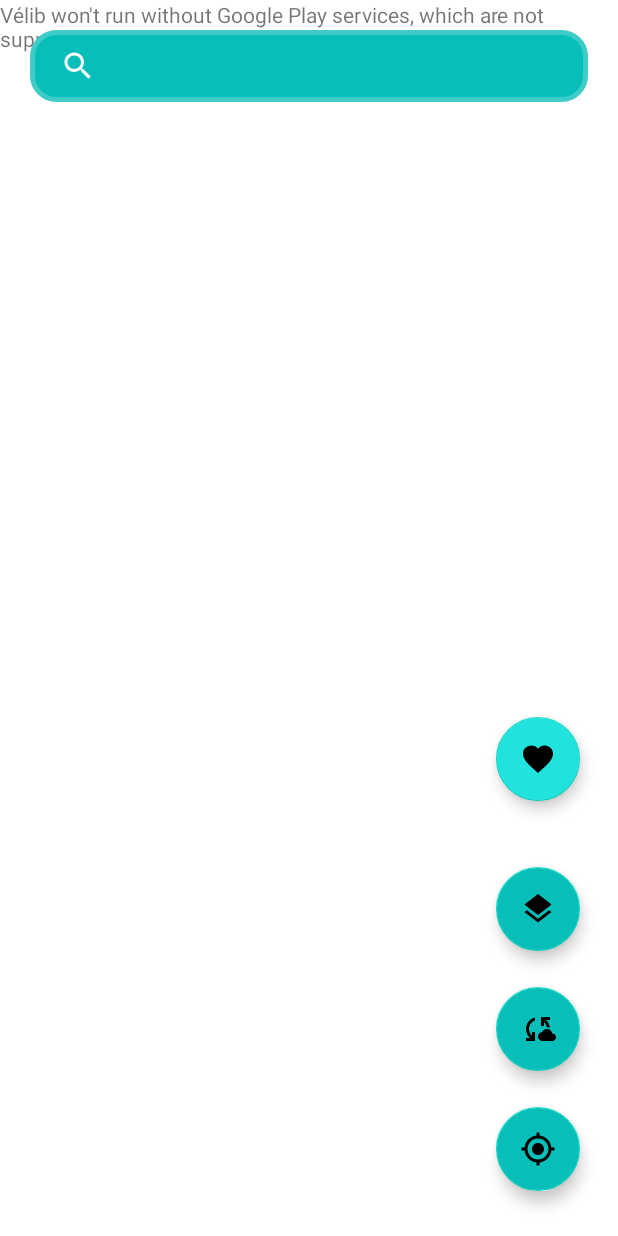
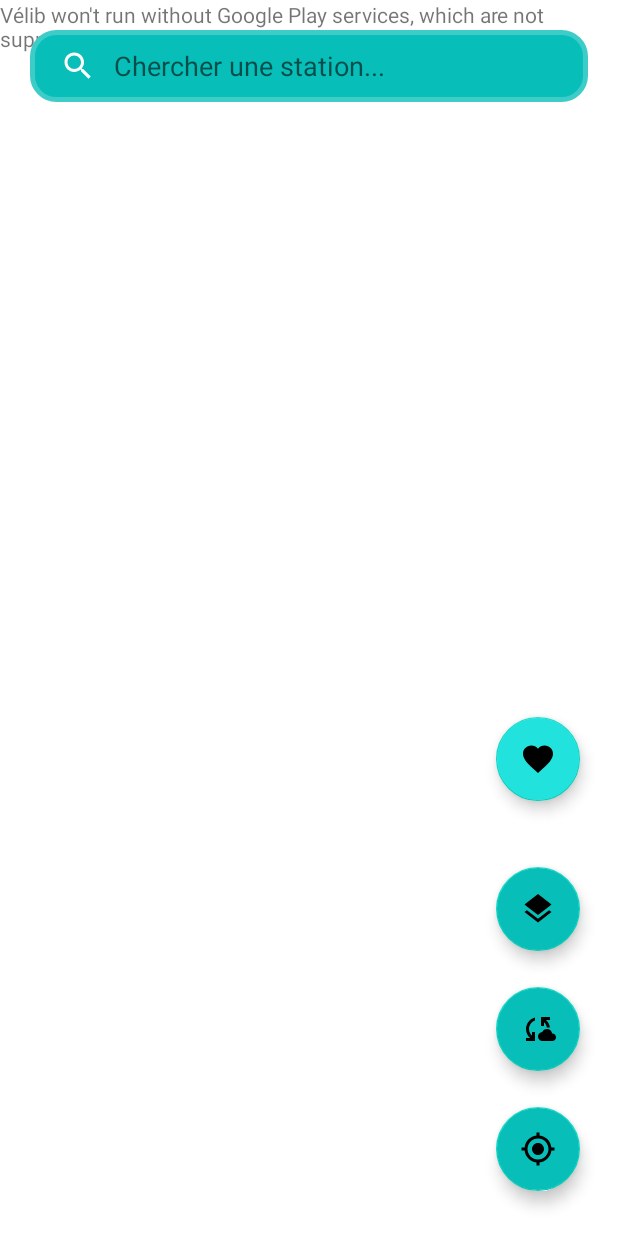
Before and after one commit to OlivierFch/Projet-Velib-Mobile-App, an Android app: the screen it shows after launch (MainActivity), on a phone screen of 412 x 824 dp. Run offline under Robolectric (Android 15) with nearby library versions, the phone set to English and light mode, and no system bars; libraries missing offline, so code that uses them is left out: com.google.maps.android.

Commit message:
[map] Hint for searchBar

```diff
--- a/app/src/main/java/fr/perso/projetvelib/FavoriteStationsActivity.kt
+++ b/app/src/main/java/fr/perso/projetvelib/FavoriteStationsActivity.kt
@@ -11,7 +11,8 @@ class FavoriteStationsActivity : AppCompatActivity() {
     override fun onCreate(savedInstanceState: Bundle?) {
         super.onCreate(savedInstanceState)
         setContentView(R.layout.favorite_stations_layout)
-        supportActionBar?.hide()
+        supportActionBar?.setBackgroundDrawable(ColorDrawable(Color.parseColor("#07BEB8")));
+        supportActionBar?.title = "Favoris"
 
     }
 
--- a/app/src/main/java/fr/perso/projetvelib/MainActivity.kt
+++ b/app/src/main/java/fr/perso/projetvelib/MainActivity.kt
@@ -45,6 +45,7 @@ class MainActivity : AppCompatActivity(), OnMapReadyCallback {
     private lateinit var mapFragment: SupportMapFragment
     private var isLocationPermissionOk = false
     private lateinit var currentLocation: Location
+    private lateinit var markerLocation: Location
     private var currentMarker: Marker? = null
 
     private val stations: MutableList<Station> = mutableListOf()
@@ -76,6 +77,7 @@ class MainActivity : AppCompatActivity(), OnMapReadyCallback {
 
         val textView = binding.searchBar.findViewById<TextView>(androidx.appcompat.R.id.search_src_text)
         textView.setTextColor(Color.WHITE)
+        textView.hint = "Chercher une station..."
 
         val cancelIcon = binding.searchBar.findViewById<ImageView>(androidx.appcompat.R.id.search_close_btn)
         cancelIcon.setOnClickListener {
@@ -290,8 +292,6 @@ class MainActivity : AppCompatActivity(), OnMapReadyCallback {
         clusterManager.addItems(stations)
         clusterManager.cluster()
 
-
-
     }
 
 }
```
